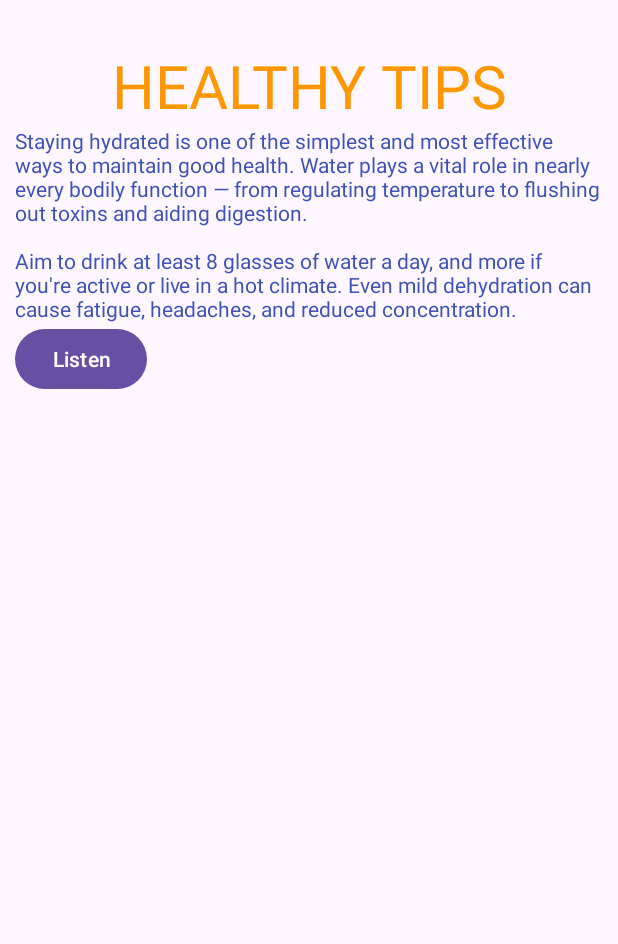
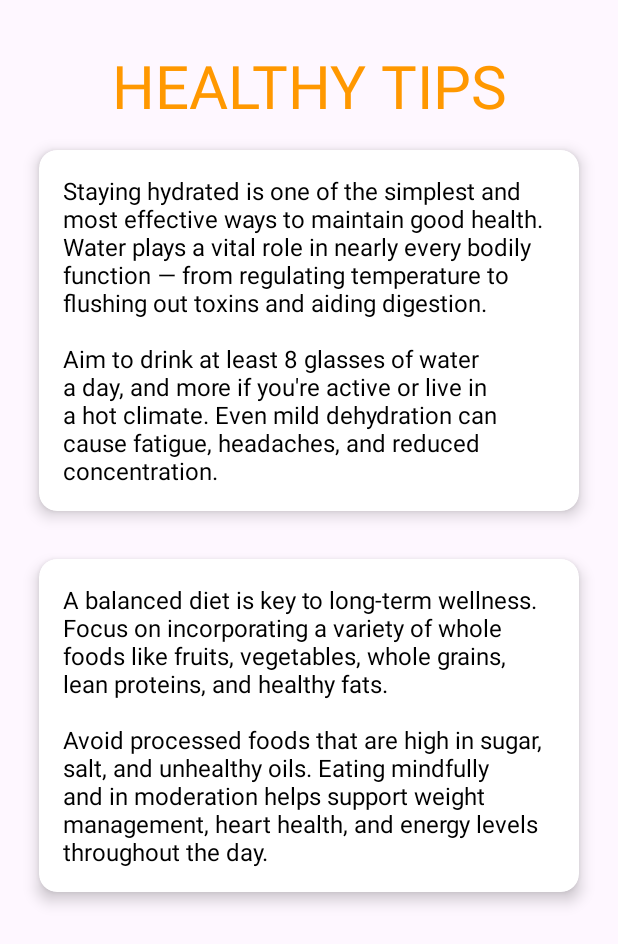
Before and after one commit to modcomlearning/WellnessApp, an Android app: the TipsActivity screen opened directly, with no data from a screen before it, on a phone screen of 412 x 824 dp. Shown: the top 944 px of the screen. Run offline under Robolectric (Android 15) with nearby library versions, the phone set to English and light mode, and no system bars.

Commit message:
Second Commit

```diff
--- a/app/src/main/java/com/example/yourclassapp/TipsActivity.kt
+++ b/app/src/main/java/com/example/yourclassapp/TipsActivity.kt
@@ -1,14 +1,10 @@
 package com.example.yourclassapp
 
 import android.os.Bundle
-import android.speech.tts.TextToSpeech
-import android.widget.Button
-import android.widget.TextView
 import androidx.activity.enableEdgeToEdge
 import androidx.appcompat.app.AppCompatActivity
 import androidx.core.view.ViewCompat
 import androidx.core.view.WindowInsetsCompat
-import java.util.Locale
 
 class TipsActivity : AppCompatActivity() {
     override fun onCreate(savedInstanceState: Bundle?) {
@@ -21,15 +17,5 @@ class TipsActivity : AppCompatActivity() {
             insets
         }
 
-        val text = findViewById<TextView>(R.id.texttip1)
-        val button = findViewById<Button>(R.id.buttontip1)
-
-        val tts = TextToSpeech(applicationContext, null)
-        button.setOnClickListener {
-            val textfromtextview = text.text.toString()
-            tts.speak(textfromtextview, TextToSpeech.QUEUE_FLUSH, null, null)
-        }//end listner
     }
-
-
 }
--- a/app/src/main/res/layout/activity_tips.xml
+++ b/app/src/main/res/layout/activity_tips.xml
@@ -1,6 +1,7 @@
 <?xml version="1.0" encoding="utf-8"?>
     <LinearLayout
     xmlns:android="http://schemas.android.com/apk/res/android"
+    xmlns:card_view="http://schemas.android.com/apk/res-auto"
     android:id="@+id/main"
     android:layout_width="match_parent"
     android:layout_height="wrap_content"
@@ -19,20 +20,40 @@
             android:textStyle="normal"
             android:textAlignment="center"/>
 
+        <androidx.cardview.widget.CardView
+            android:layout_width="match_parent"
+            android:layout_height="wrap_content"
+            android:layout_margin="16dp"
+            card_view:cardCornerRadius="12dp"
+            card_view:cardElevation="6dp">
+
+            <TextView
+                android:layout_width="match_parent"
+                android:layout_height="wrap_content"
+                android:padding="16dp"
+                android:text="Staying hydrated is one of the simplest and most effective ways to maintain good health. Water plays a vital role in nearly every bodily function — from regulating temperature to flushing out toxins and aiding digestion. \n\nAim to drink at least 8 glasses of water a day, and more if you're active or live in a hot climate. Even mild dehydration can cause fatigue, headaches, and reduced concentration."
+                android:textSize="16sp"
+                android:textColor="#000000" />
+        </androidx.cardview.widget.CardView>
+
+
+    <androidx.cardview.widget.CardView
+        android:layout_width="match_parent"
+        android:layout_height="wrap_content"
+        android:layout_margin="16dp"
+        card_view:cardCornerRadius="12dp"
+        card_view:cardElevation="6dp">
 
         <TextView
             android:layout_width="match_parent"
             android:layout_height="wrap_content"
-            android:text="Staying hydrated is one of the simplest and most effective ways to maintain good health. Water plays a vital role in nearly every bodily function — from regulating temperature to flushing out toxins and aiding digestion. \n\nAim to drink at least 8 glasses of water a day, and more if you're active or live in a hot climate. Even mild dehydration can cause fatigue, headaches, and reduced concentration."
-            android:textStyle="normal"
-            android:textSize="14sp"
-            android:textColor="#3F51B5"
-            android:id="@+id/texttip1"/>
+            android:padding="16dp"
+            android:text="A balanced diet is key to long-term wellness. Focus on incorporating a variety of whole foods like fruits, vegetables, whole grains, lean proteins, and healthy fats. \n\nAvoid processed foods that are high in sugar, salt, and unhealthy oils. Eating mindfully and in moderation helps support weight management, heart health, and energy levels throughout the day."
+            android:textSize="16sp"
+            android:textColor="#000000" />
+    </androidx.cardview.widget.CardView>
 
-        <Button
-            android:layout_width="wrap_content"
-            android:layout_height="wrap_content"
-            android:text="Listen"
-            android:id="@+id/buttontip1"/>
 
-    </LinearLayout>
+
+
+</LinearLayout>
```
Also changed, not shown: app/src/main/res/layout/activity_diet.xml (+0 -9 lines), app/src/main/res/layout/activity_exercise.xml (+0 -9 lines).
